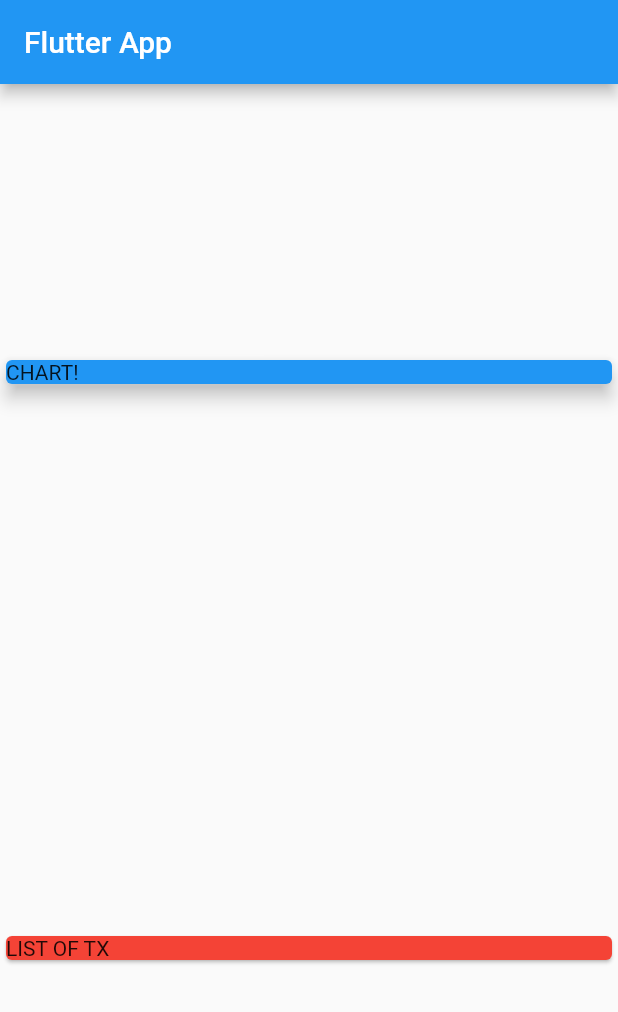
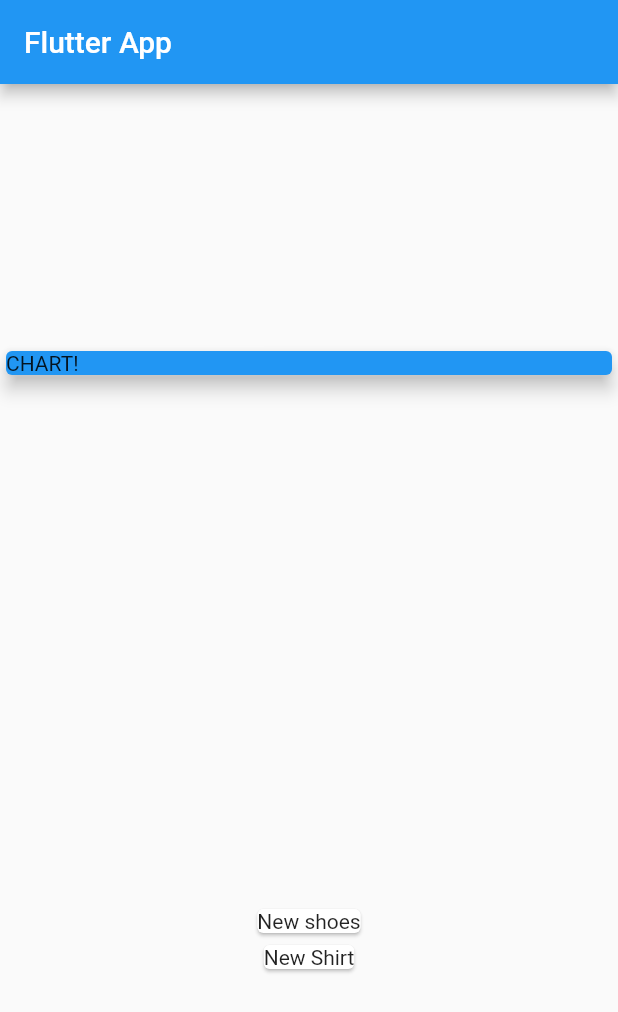
Before and after one commit to nishit1606/Transcount, a Flutter app: the screen it shows after launch, on a phone screen of 412 x 824 dp. Shown: the top 1012 px of the screen. Run offline on Flutter 3.47's test engine with Material 2 defaults, Android fonts, the phone set to English and light mode, and no system bars.

Commit message:
Mapping data into widgets

```diff
--- a/lib/main.dart
+++ b/lib/main.dart
@@ -1,4 +1,5 @@
 import 'package:flutter/material.dart';
+import './transaction.dart';
 
 void main() => runApp(MyApp());
 
@@ -13,6 +14,20 @@ class MyApp extends StatelessWidget {
 }
 
 class MyHomePage extends StatelessWidget {
+  final List<Transaction> transaction = [
+    Transaction(
+      id: 't1',
+      title: 'New shoes',
+      amount: 70.50,
+      date: DateTime.now(),
+    ),
+    Transaction(
+      id: 't2',
+      title: 'New Shirt',
+      amount: 90.50,
+      date: DateTime.now(),
+    ),
+  ];
   @override
   Widget build(BuildContext context) {
     return Scaffold(
@@ -31,9 +46,12 @@ class MyHomePage extends StatelessWidget {
               elevation: 5,
             ),
           ),
-          Card(
-            color: Colors.red,
-            child: Text('LIST OF TX'),
+          Column(
+            children: transaction.map((tx) {
+              return Card(
+                child: Text(tx.title),
+              );
+            }).toList(),
           ),
         ],
       ),
```
